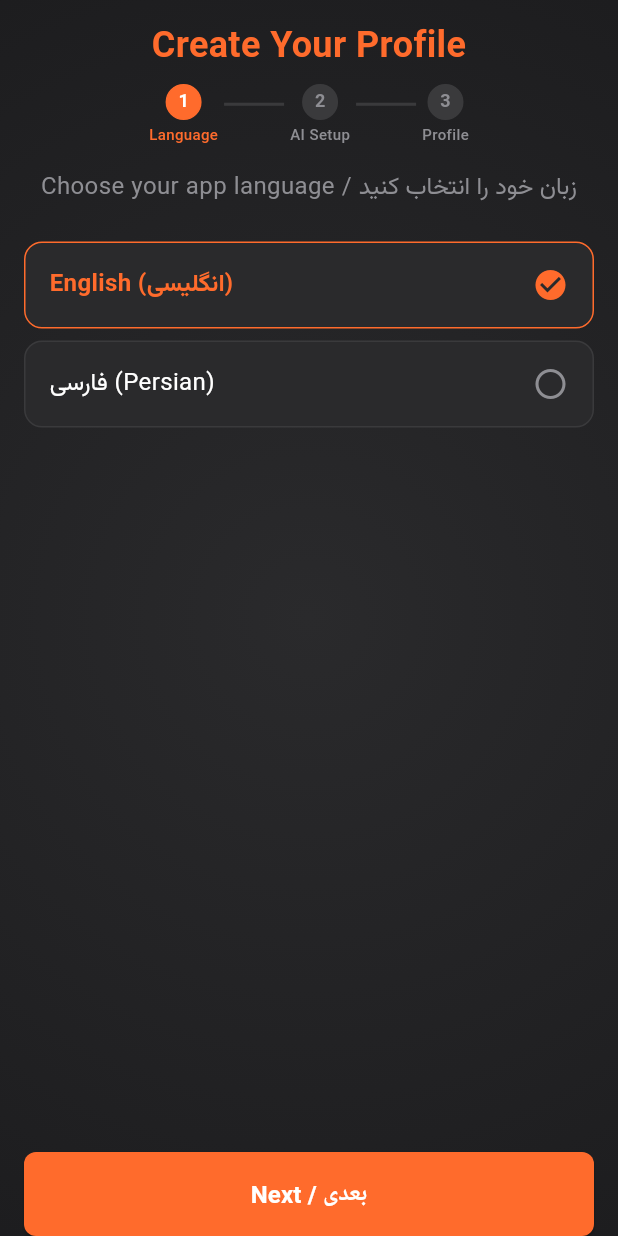
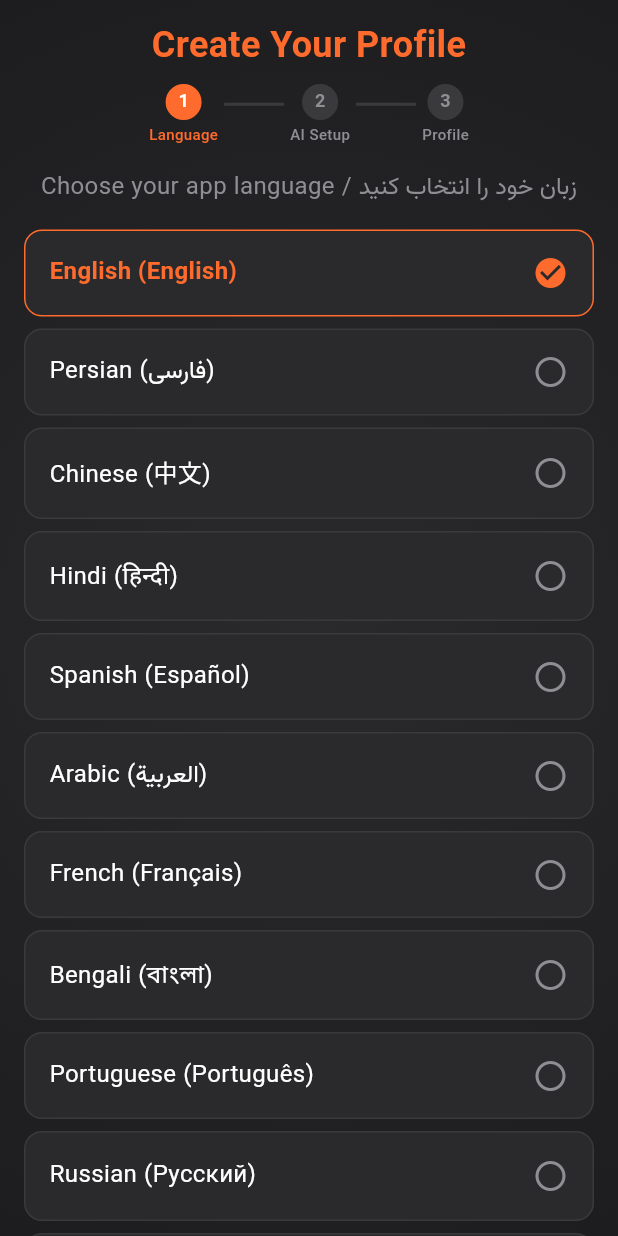
Before and after one commit to Majidi-star/Physiqo, a Flutter app: the screen it shows after launch, on a phone screen of 412 x 824 dp. Run offline on Flutter 3.47's test engine with Material 3 defaults, Android fonts, the light colour scheme and no system bars; our stand-ins replace camera, flutter_markdown, flutter_secure_storage, flutter_svg, image_picker, package_info_plus and 5 more; missing offline and left inert: flutter_body_part_selector.

Commit message:
Fix onboarding layout overflows and translate setup guides to all 11 languages

```diff
--- a/lib/screens/onboarding_screen.dart
+++ b/lib/screens/onboarding_screen.dart
@@ -46,6 +46,19 @@ class _OnboardingScreenState extends State<OnboardingScreen> {
   String? _photoPath;
   final ImagePicker _picker = ImagePicker();
   final _storage = const FlutterSecureStorage();
+
+  @override
+  void initState() {
+    super.initState();
+    _loadLang();
+  }
+
+  Future<void> _loadLang() async {
+    final prefs = await SharedPreferences.getInstance();
+    setState(() {
+      _selectedLang = prefs.getString('app_language') ?? 'en';
+    });
+  }
 
   @override
   void dispose() {
@@ -235,7 +248,8 @@ class _OnboardingScreenState extends State<OnboardingScreen> {
   // --- UI Step Builders ---
 
   Widget _buildStep0Language() {
-    return Column(
+    return SingleChildScrollView(
+      child: Column(
         crossAxisAlignment: CrossAxisAlignment.stretch,
         children: [
           Text(
@@ -243,11 +257,29 @@ class _OnboardingScreenState extends State<OnboardingScreen> {
             style: AppTheme.bodyLg.copyWith(color: AppTheme.textSecondary),
             textAlign: TextAlign.center,
           ),
+          const SizedBox(height: AppTheme.spacingMd),
+          _buildLangCard('English (English)', 'en'),
+          const SizedBox(height: AppTheme.spacingSm),
+          _buildLangCard('Persian (فارسی)', 'fa'),
+          const SizedBox(height: AppTheme.spacingSm),
+          _buildLangCard('Chinese (中文)', 'zh'),
+          const SizedBox(height: AppTheme.spacingSm),
+          _buildLangCard('Hindi (हिन्दी)', 'hi'),
+          const SizedBox(height: AppTheme.spacingSm),
+          _buildLangCard('Spanish (Español)', 'es'),
+          const SizedBox(height: AppTheme.spacingSm),
+          _buildLangCard('Arabic (العربية)', 'ar'),
+          const SizedBox(height: AppTheme.spacingSm),
+          _buildLangCard('French (Français)', 'fr'),
+          const SizedBox(height: AppTheme.spacingSm),
+          _buildLangCard('Bengali (বাংলা)', 'bn'),
+          const SizedBox(height: AppTheme.spacingSm),
+          _buildLangCard('Portuguese (Português)', 'pt'),
+          const SizedBox(height: AppTheme.spacingSm),
+          _buildLangCard('Russian (Русский)', 'ru'),
+          const SizedBox(height: AppTheme.spacingSm),
+          _buildLangCard('Urdu (اردو)', 'ur'),
           const SizedBox(height: AppTheme.spacingLg),
-        _buildLangCard('English (انگلیسی)', 'en'),
-        const SizedBox(height: AppTheme.spacingSm),
-        _buildLangCard('فارسی (Persian)', 'fa'),
-        const Spacer(),
           ElevatedButton(
             onPressed: () => setState(() => _currentStep = 1),
             style: ElevatedButton.styleFrom(
@@ -258,6 +290,7 @@ class _OnboardingScreenState extends State<OnboardingScreen> {
             child: const Text('Next / بعدی', style: TextStyle(color: AppTheme.onPrimary, fontWeight: FontWeight.bold, fontSize: 16)),
           ),
         ],
+      ),
     );
   }
 
@@ -330,6 +363,7 @@ class _OnboardingScreenState extends State<OnboardingScreen> {
             child: DropdownButtonHideUnderline(
               child: DropdownButton<String>(
                 value: _selectedProvider,
+                isExpanded: true,
                 dropdownColor: AppTheme.surfaceHigh,
                 items: ['OpenRouter', 'Nvidia NIM', 'Reka', 'Gemini', 'OpenAI', 'Anthropic', 'Custom']
                     .map((p) => DropdownMenuItem(value: p, child: Text(p, style: AppTheme.bodyLg)))
@@ -481,6 +515,7 @@ class _OnboardingScreenState extends State<OnboardingScreen> {
                     Text(isFa ? 'سن' : 'Age', style: AppTheme.bodyMd.copyWith(color: AppTheme.textSecondary)),
                     const SizedBox(height: 6),
                     Container(
+                      width: double.infinity,
                       padding: const EdgeInsets.symmetric(horizontal: AppTheme.spacingMd),
                       decoration: BoxDecoration(
                         color: AppTheme.surfaceHigh,
@@ -489,6 +524,7 @@ class _OnboardingScreenState extends State<OnboardingScreen> {
                       child: DropdownButtonHideUnderline(
                         child: DropdownButton<int>(
                           value: _selectedAge,
+                          isExpanded: true,
                           dropdownColor: AppTheme.surfaceHigh,
                           items: List.generate(80, (i) => i + 10)
                               .map((a) => DropdownMenuItem(value: a, child: Text(a.toString(), style: AppTheme.bodyLg)))
@@ -510,6 +546,7 @@ class _OnboardingScreenState extends State<OnboardingScreen> {
                     Text(isFa ? 'جنسیت' : 'Gender', style: AppTheme.bodyMd.copyWith(color: AppTheme.textSecondary)),
                     const SizedBox(height: 6),
                     Container(
+                      width: double.infinity,
                       padding: const EdgeInsets.symmetric(horizontal: AppTheme.spacingMd),
                       decoration: BoxDecoration(
                         color: AppTheme.surfaceHigh,
@@ -518,6 +555,7 @@ class _OnboardingScreenState extends State<OnboardingScreen> {
                       child: DropdownButtonHideUnderline(
                         child: DropdownButton<String>(
                           value: _selectedGender,
+                          isExpanded: true,
                           dropdownColor: AppTheme.surfaceHigh,
                           items: ['gender_male', 'gender_female', 'gender_prefer_not_to_say']
                               .map((g) => DropdownMenuItem(value: g, child: Text(context.tr(g), style: AppTheme.bodyLg)))
@@ -544,6 +582,7 @@ class _OnboardingScreenState extends State<OnboardingScreen> {
                     Text(isFa ? 'هدف اصلی' : 'Primary Goal', style: AppTheme.bodyMd.copyWith(color: AppTheme.textSecondary)),
                     const SizedBox(height: 6),
                     Container(
+                      width: double.infinity,
                       padding: const EdgeInsets.symmetric(horizontal: AppTheme.spacingMd),
                       decoration: BoxDecoration(
                         color: AppTheme.surfaceHigh,
@@ -552,6 +591,7 @@ class _OnboardingScreenState extends State<OnboardingScreen> {
                       child: DropdownButtonHideUnderline(
                         child: DropdownButton<String>(
                           value: _selectedGoal,
+                          isExpanded: true,
                           dropdownColor: AppTheme.surfaceHigh,
                           items: ['goal_muscle', 'goal_fat_loss', 'goal_strength', 'goal_maintenance']
                               .map((g) => DropdownMenuItem(value: g, child: Text(context.tr(g), style: AppTheme.bodyLg)))
@@ -573,6 +613,7 @@ class _OnboardingScreenState extends State<OnboardingScreen> {
                     Text(isFa ? 'تجهیزات در دسترس' : 'Equipment Access', style: AppTheme.bodyMd.copyWith(color: AppTheme.textSecondary)),
                     const SizedBox(height: 6),
                     Container(
+                      width: double.infinity,
                       padding: const EdgeInsets.symmetric(horizontal: AppTheme.spacingMd),
                       decoration: BoxDecoration(
                         color: AppTheme.surfaceHigh,
@@ -581,6 +622,7 @@ class _OnboardingScreenState extends State<OnboardingScreen> {
                       child: DropdownButtonHideUnderline(
                         child: DropdownButton<String>(
                           value: _selectedEquip,
+                          isExpanded: true,
                           dropdownColor: AppTheme.surfaceHigh,
                           items: ['equip_full_gym', 'equip_home', 'equip_none']
                               .map((e) => DropdownMenuItem(value: e, child: Text(context.tr(e), style: AppTheme.bodyLg)))
```
Also changed, not shown: lib/l10n/translations.dart (+176 -0 lines). Lines whose indentation alone changed are shown as unchanged.
